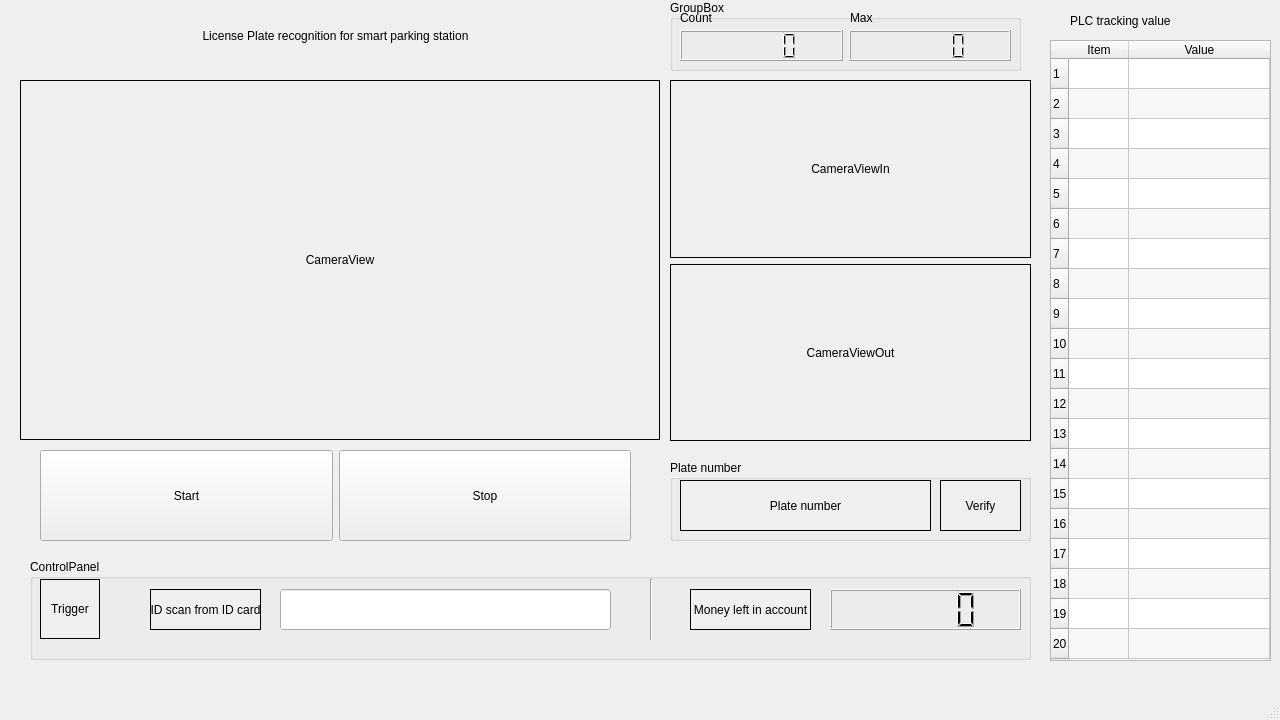
First picture: the form in GUI/gui.ui, repository hiimmuc/SmartParking, before the edit.
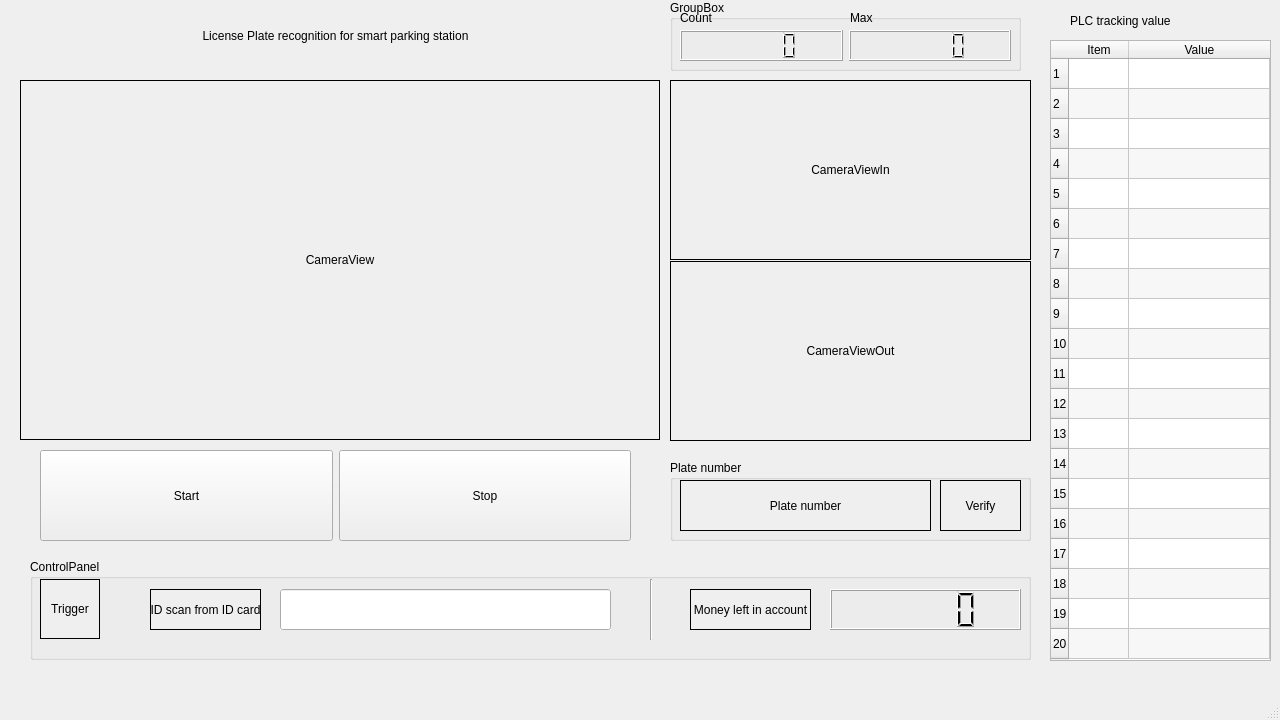
Second picture: the form after the edit.

Diff of the .ui file:
```diff
--- a/GUI/gui.ui
+++ b/GUI/gui.ui
@@ -483,8 +483,17 @@
      </rect>
     </property>
     <layout class="QVBoxLayout" name="ViewLayout">
+     <property name="spacing">
+      <number>1</number>
+     </property>
      <item>
       <widget class="QLabel" name="ViewPlateIn">
+       <property name="sizePolicy">
+        <sizepolicy hsizetype="Preferred" vsizetype="Preferred">
+         <horstretch>0</horstretch>
+         <verstretch>0</verstretch>
+        </sizepolicy>
+       </property>
        <property name="autoFillBackground">
         <bool>true</bool>
        </property>
@@ -501,6 +510,12 @@
      </item>
      <item>
       <widget class="QLabel" name="ViewPlateOut">
+       <property name="sizePolicy">
+        <sizepolicy hsizetype="Preferred" vsizetype="Preferred">
+         <horstretch>0</horstretch>
+         <verstretch>0</verstretch>
+        </sizepolicy>
+       </property>
        <property name="autoFillBackground">
         <bool>true</bool>
        </property>
```
